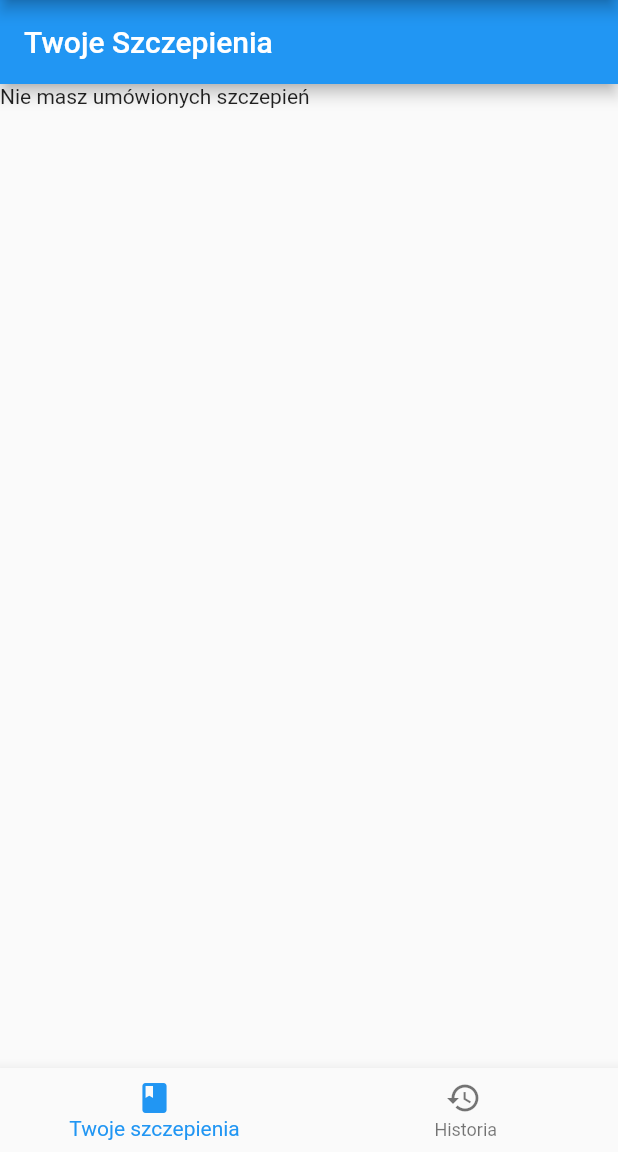
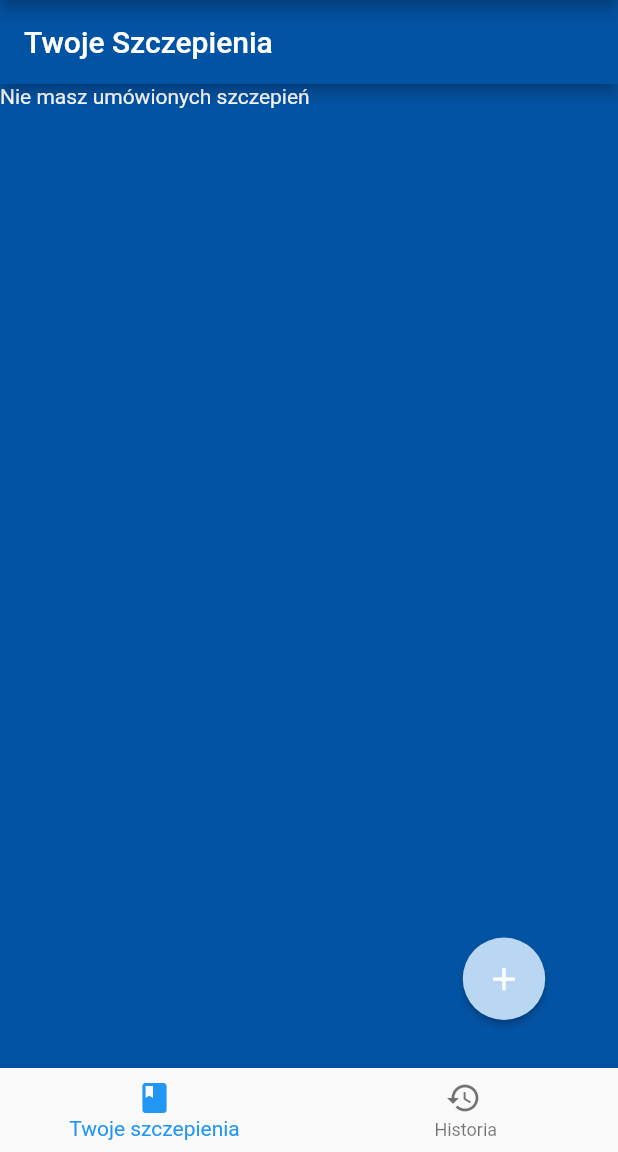
Before and after one commit to Luxio1/mszczepienia_client, a Flutter app: the screen it shows after launch, after a tap on "Zaloguj", on a phone screen of 412 x 824 dp, the part 84-1236 px from its top. Run offline on Flutter 3.47's test engine with Material 2 defaults, Android fonts, the phone set to English and light mode, and no system bars.

Commit message:
Add proper backgrounds and texts colors

```diff
--- a/lib/screens/appointments_history.dart
+++ b/lib/screens/appointments_history.dart
@@ -1,16 +1,18 @@
 import 'package:flutter/cupertino.dart';
 import 'package:flutter/material.dart';
+import 'package:mszczepienia_client/helpers/mycolors.dart';
 import '../models/appointment.dart';
 import '../components/appointment_card.dart';
+import '../models/pages.dart';
 
 
 class AppointmentsHistory extends StatefulWidget {
 
   static MaterialPage page() {
-    return const MaterialPage(
-        name: '/history',
-        key: ValueKey('/history'),
-        child: AppointmentsHistory()
+    return MaterialPage(
+        name: Pages.appointmentsHistory,
+        key: ValueKey(Pages.appointmentsHistory),
+        child: const AppointmentsHistory()
     );
   }
 
@@ -30,6 +32,7 @@ class _AppointmentsHistoryState extends State<AppointmentsHistory> {
   Widget build(BuildContext context) {
     return Scaffold(
       appBar: AppBar(
+        backgroundColor: MyColors.blue,
         title: const Text('Historia szczepień'),
       ),
       body: _appointments != null ?
@@ -42,7 +45,11 @@ class _AppointmentsHistoryState extends State<AppointmentsHistory> {
             );
           }
       )
-          : const Text("Nie masz historii szczepień"),
+          : const Text(
+        "Nie masz historii szczepień",
+      style: TextStyle(color: Colors.white),
+      ),
+      backgroundColor: MyColors.blue,
     );
   }
 
--- a/lib/screens/your_appointments.dart
+++ b/lib/screens/your_appointments.dart
@@ -1,16 +1,19 @@
 import 'package:flutter/cupertino.dart';
 import 'package:flutter/material.dart';
+import 'package:mszczepienia_client/helpers/mycolors.dart';
+import 'package:mszczepienia_client/models/appointments_manager.dart';
 import 'package:provider/provider.dart';
+import '../models/pages.dart';
 import '../models/models.dart';
 
 
 class YourAppointments extends StatefulWidget {
 
   static MaterialPage page() {
-    return const MaterialPage(
-      name: '/appointments',
-      key: ValueKey('/appointments'),
-      child: YourAppointments()
+    return MaterialPage(
+      name: Pages.yourAppointments,
+      key: ValueKey(Pages.yourAppointments),
+      child: const YourAppointments()
     );
   }
 
@@ -31,6 +34,7 @@ class _YourAppointmentsState extends State<YourAppointments> {
     return Scaffold(
       appBar: AppBar(
         title: const Text('Twoje Szczepienia'),
+        backgroundColor: MyColors.blue,
       ),
       body: _appointments != null ?
       ListView.builder(
@@ -42,7 +46,33 @@ class _YourAppointmentsState extends State<YourAppointments> {
           );
         }
       )
-      : const Text("Nie masz umówionych szczepień"),
+      : const Text(
+        "Nie masz umówionych szczepień",
+        style: TextStyle(color: Colors.white),),
+      floatingActionButton: addButton(),
+      backgroundColor: MyColors.blue,
+    );
+  }
+
+  Widget addButton() {
+    return Container(
+      padding: const EdgeInsets.only(right: 16.0, bottom: 16.0),
+      child: GestureDetector(
+        child: RawMaterialButton(
+          onPressed: () {
+            Provider.of<AppointmentsManager>(context, listen: false)
+                .tapOnCreateNewItem(true);
+          },
+          fillColor: MyColors.lightBlue,
+          child: const Icon(
+            Icons.add,
+            size: 25.0,
+            color: Colors.white,
+          ),
+          padding: const EdgeInsets.all(15.0),
+          shape: const CircleBorder(),
+        )
+      ),
     );
   }
 
```
Also changed, not shown: lib/screens/profile_screen.dart (+7 -3 lines).
